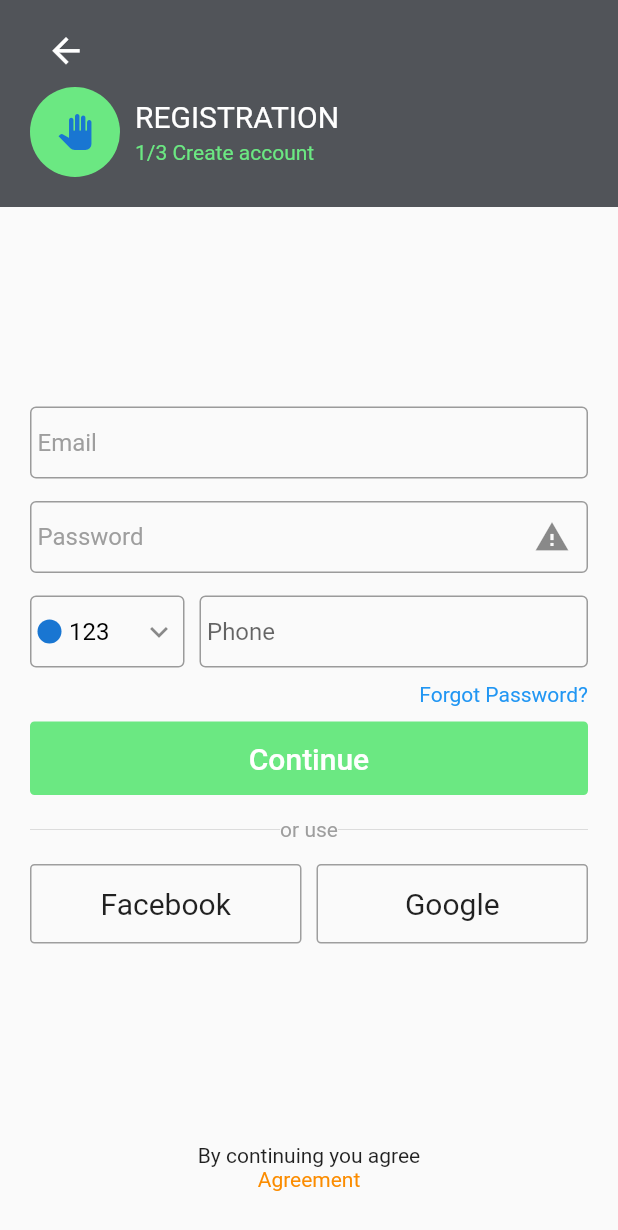
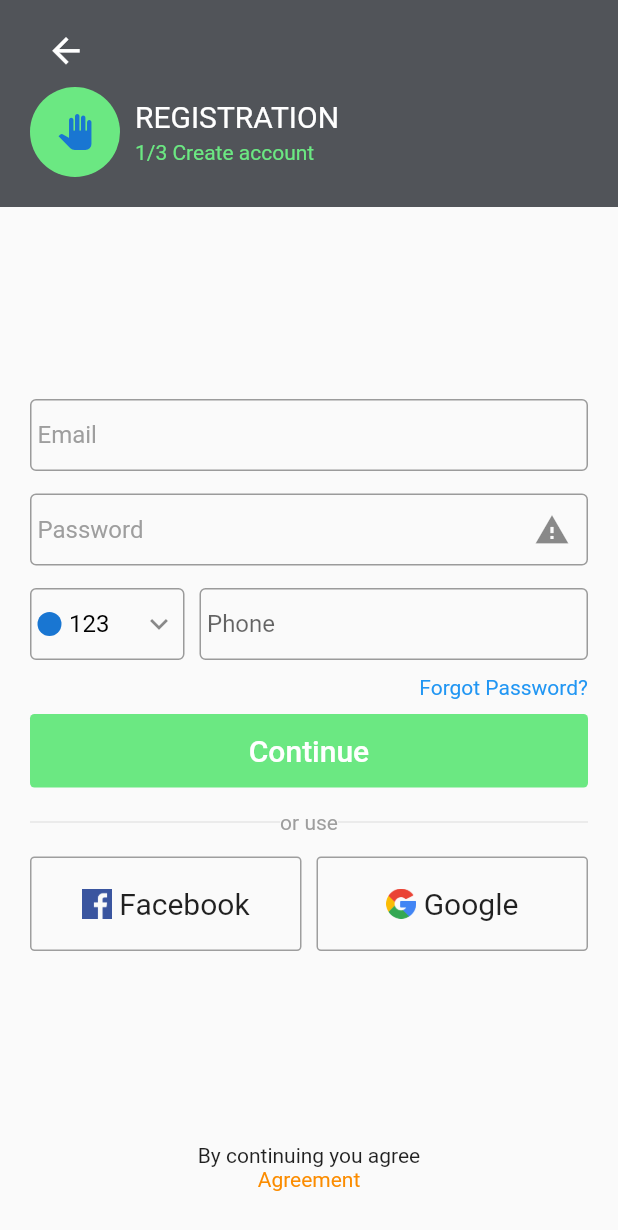
Before and after one commit to karen98bdiw/globbing, a Flutter app: the RegisterScreen screen opened by its route, on a phone screen of 412 x 824 dp. Shown: the top 1230 px of the screen. Run offline on Flutter 3.47's test engine with Material 2 defaults, Android fonts, the phone set to English and light mode, and no system bars.

Commit message:
added button incon + code refactoring

```diff
--- a/lib/screens/logScreens/logInScreen.dart
+++ b/lib/screens/logScreens/logInScreen.dart
@@ -1,5 +1,6 @@
 import 'package:flutter/material.dart';
 import '../mainScreens/mainScreensRoot.dart';
+import './widgets/buttons.dart';
 
 class LogInScreen extends StatefulWidget {
   static final routeName = "LogInScreen";
@@ -86,12 +87,17 @@ class _LogInScreenState extends State<LogInScreen> {
                     mainAxisAlignment: MainAxisAlignment.spaceAround,
                     children: [
                       Expanded(
-                        child: _fbLoginBtn(),
+                        child: FbButton(
+                          callBack: () => _logIn(context),
+                        ),
                       ),
                       SizedBox(
                         width: 10,
                       ),
-                      Expanded(child: _gLogInBnt()),
+                      Expanded(
+                          child: GoogleButton(
+                        callBack: () => _logIn(context),
+                      )),
                     ],
                   )
                 ],
@@ -180,32 +186,4 @@ class _LogInScreenState extends State<LogInScreen> {
       ),
     );
   }
-
-  Widget _fbLoginBtn() {
-    return OutlineButton(
-        onPressed: () {},
-        child: Text(
-          "Facebook",
-          style: TextStyle(fontSize: 20, fontWeight: FontWeight.w400),
-        ),
-        padding: EdgeInsets.all(20),
-        shape: RoundedRectangleBorder(borderRadius: BorderRadius.circular(3)),
-        borderSide: BorderSide(
-          color: Colors.grey[500],
-        ));
-  }
-
-  Widget _gLogInBnt() {
-    return OutlineButton(
-        onPressed: () {},
-        child: Text(
-          "Google",
-          style: TextStyle(fontSize: 20, fontWeight: FontWeight.w400),
-        ),
-        padding: EdgeInsets.all(20),
-        shape: RoundedRectangleBorder(borderRadius: BorderRadius.circular(3)),
-        borderSide: BorderSide(
-          color: Colors.grey[500],
-        ));
-  }
 }
--- a/lib/screens/logScreens/registerScreens/registerScreen.dart
+++ b/lib/screens/logScreens/registerScreens/registerScreen.dart
@@ -1,4 +1,7 @@
 import 'package:flutter/material.dart';
+import '../widgets/buttons.dart';
+
+import '../../mainScreens/mainScreensRoot.dart';
 
 class RegisterScreen extends StatefulWidget {
   static final routeName = "RegisterScreen";
@@ -12,6 +15,10 @@ class _RegisterScreenState extends State<RegisterScreen> {
 
   void _back(context) {
     Navigator.of(context).pop();
+  }
+
+  void _register(context) {
+    Navigator.of(context).pushNamed(MainScreensRoot.routeName);
   }
 
   @override
@@ -38,13 +45,17 @@ class _RegisterScreenState extends State<RegisterScreen> {
                   Row(
                     children: [
                       Expanded(
-                        child: _fbRegBtn(),
+                        child: FbButton(
+                          callBack: () => _register(context),
+                        ),
                       ),
                       SizedBox(
                         width: 10,
                       ),
                       Expanded(
-                        child: _gRegBnt(),
+                        child: GoogleButton(
+                          callBack: () => _register(context),
+                        ),
                       ),
                     ],
                   ),
@@ -71,7 +82,7 @@ class _RegisterScreenState extends State<RegisterScreen> {
 
   Widget _appBar(context) {
     return PreferredSize(
-      preferredSize: Size.fromHeight(100),
+      preferredSize: Size.fromHeight(kToolbarHeight),
       child: Container(
         color: Color.fromRGBO(81, 84, 89, 1),
         padding: EdgeInsets.only(
@@ -261,51 +272,4 @@ class _RegisterScreenState extends State<RegisterScreen> {
       ],
     );
   }
-
-  Widget _fbRegBtn() {
-    return OutlineButton(
-        onPressed: () {},
-        child: Text(
-          "Facebook",
-          style: TextStyle(fontSize: 20, fontWeight: FontWeight.w400),
-        ),
-        padding: EdgeInsets.all(15),
-        shape: RoundedRectangleBorder(borderRadius: BorderRadius.circular(3)),
-        borderSide: BorderSide(
-          color: Colors.grey[500],
-        ));
-  }
-
-  Widget _gRegBnt() {
-    return OutlineButton(
-        onPressed: () {},
-        child: Text(
-          "Google",
-          style: TextStyle(fontSize: 20, fontWeight: FontWeight.w400),
-        ),
-        padding: EdgeInsets.all(15),
-        shape: RoundedRectangleBorder(borderRadius: BorderRadius.circular(3)),
-        borderSide: BorderSide(
-          color: Colors.grey[500],
-        ));
-  }
 }
-
-//  TextField(
-//                   readOnly: true,
-//                   decoration: InputDecoration(
-//                     contentPadding: EdgeInsets.only(left: 5),
-//                     prefixIcon: Icon(Icons.ac_unit),
-//                     hintText: "123",
-//                     hintStyle: TextStyle(
-//                       color: Colors.black,
-//                     ),
-//                     suffixIcon: Icon(
-//                       Icons.keyboard_arrow_down,
-//                       color: Colors.grey,
-//                     ),
-//                     border: OutlineInputBorder(
-//                       borderSide: BorderSide(color: Colors.grey, width: 1),
-//                     ),
-//                   ),
-//                 ),
--- /dev/null
+++ b/lib/screens/logScreens/widgets/buttons.dart
@@ -0,0 +1,82 @@
+import 'package:flutter/material.dart';
+
+class FbButton extends StatelessWidget {
+  final Function callBack;
+
+  FbButton({this.callBack});
+
+  @override
+  Widget build(BuildContext context) {
+    return OutlineButton(
+        onPressed: () {
+          callBack();
+        },
+        child: Row(
+          mainAxisAlignment: MainAxisAlignment.center,
+          children: [
+            Container(
+              height: 20,
+              width: 20,
+              decoration: BoxDecoration(
+                image: DecorationImage(
+                  image: AssetImage("assets/icons/fbIcon.png"),
+                ),
+              ),
+            ),
+            SizedBox(
+              width: 5,
+            ),
+            Text(
+              "Facebook",
+              style: TextStyle(fontSize: 20, fontWeight: FontWeight.w400),
+            ),
+          ],
+        ),
+        padding: EdgeInsets.symmetric(vertical: 20),
+        shape: RoundedRectangleBorder(borderRadius: BorderRadius.circular(3)),
+        borderSide: BorderSide(
+          color: Colors.grey[500],
+        ));
+  }
+}
+
+class GoogleButton extends StatelessWidget {
+  final Function callBack;
+
+  GoogleButton({this.callBack});
+
+  @override
+  Widget build(BuildContext context) {
+    return OutlineButton(
+      onPressed: () {
+        callBack();
+      },
+      child: Row(
+        mainAxisAlignment: MainAxisAlignment.center,
+        children: [
+          Container(
+            height: 20,
+            width: 20,
+            decoration: BoxDecoration(
+              image: DecorationImage(
+                image: AssetImage("assets/icons/googleIcon.png"),
+              ),
+            ),
+          ),
+          SizedBox(
+            width: 5,
+          ),
+          Text(
+            "Google",
+            style: TextStyle(fontSize: 20, fontWeight: FontWeight.w400),
+          ),
+        ],
+      ),
+      padding: EdgeInsets.symmetric(vertical: 20),
+      shape: RoundedRectangleBorder(borderRadius: BorderRadius.circular(3)),
+      borderSide: BorderSide(
+        color: Colors.grey[500],
+      ),
+    );
+  }
+}
--- a/pubspec.yaml
+++ b/pubspec.yaml
@@ -51,6 +51,8 @@ flutter:
     - assets/images/russia.png
     - assets/images/armenia.png
     - assets/images/thanos.jpeg
+    - assets/icons/fbIcon.png
+    - assets/icons/googleIcon.png
 
 
   # An image asset can refer to one or more resolution-specific "variants", see
```
Also changed, not shown: assets/icons/fbIcon.png (added), assets/icons/googleIcon.png (added), lib/screens/mainScreens/widgets/bottomNavigationBar.dart (added), 37 other files.
